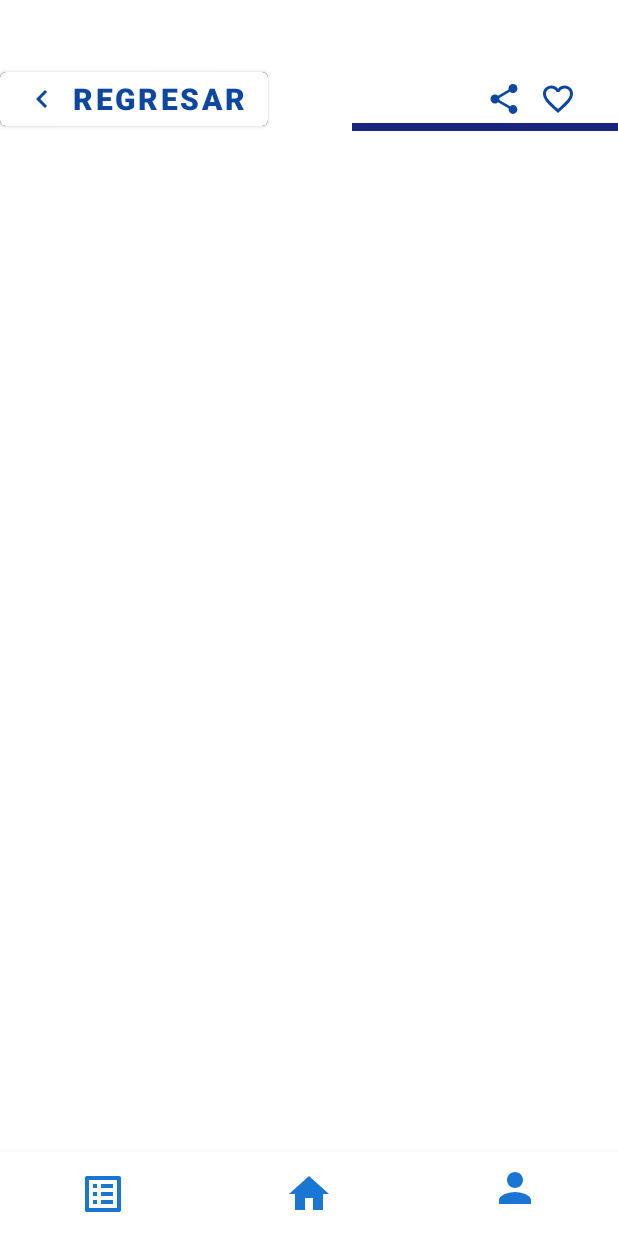
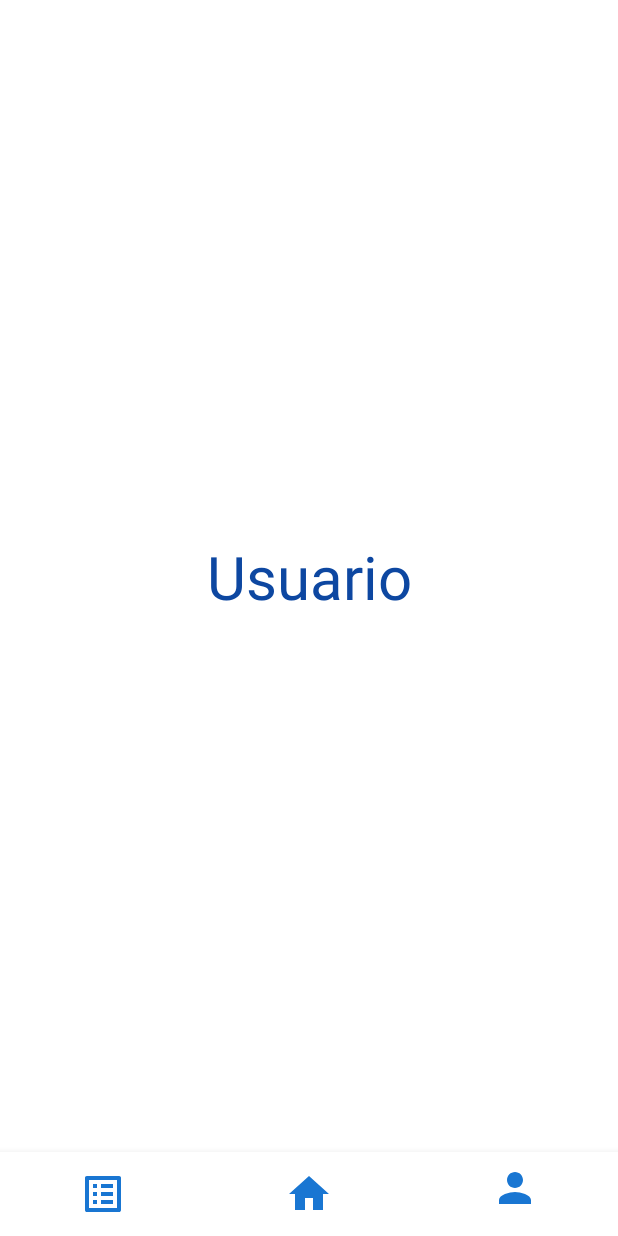
Before and after one commit to FabianGC0610/Kodemia_Fabian, an Android app: the HomeActivity screen opened directly, with no data from a screen before it, item 3 of the bottom bar chosen, on a phone screen of 412 x 824 dp. Run offline under Robolectric (Android 15) with nearby library versions, the phone set to English and light mode, and no system bars.

Commit message:
Poco avance

```diff
--- a/app/src/main/AndroidManifest.xml
+++ b/app/src/main/AndroidManifest.xml
@@ -9,6 +9,9 @@
         android:roundIcon="@mipmap/ic_launcher_round"
         android:supportsRtl="true"
         android:theme="@style/Theme.Bookodemia">
+        <activity
+            android:name=".DetailsActivity"
+            android:exported="false" />
         <activity
             android:name=".BookDetailsActivity"
             android:exported="false" />
@@ -27,10 +30,9 @@
                 <category android:name="android.intent.category.LAUNCHER" />
             </intent-filter>
         </activity>
-
         <activity
             android:name=".MainActivity"
-            android:exported="false"/>
+            android:exported="false" />
     </application>
 
 </manifest>
--- a/app/src/main/java/mx/kodemia/bookodemia/HomeActivity.kt
+++ b/app/src/main/java/mx/kodemia/bookodemia/HomeActivity.kt
@@ -4,6 +4,7 @@
 import androidx.appcompat.app.AppCompatActivity
 import android.os.Bundle
 import androidx.fragment.app.Fragment
+import androidx.fragment.app.FragmentManager
 import com.google.android.material.card.MaterialCardView
 import kotlinx.android.synthetic.main.activity_home.*
 import kotlinx.android.synthetic.main.fragment_details.*
@@ -20,7 +21,7 @@
         val detailsFragment = DetailsFragment()
 
         bottomNavigationView.setOnItemSelectedListener {
-            when(it.itemId){
+            when (it.itemId) {
                 R.id.nav_list -> {
                     setCurrentFragment(listFragment)
                     true
@@ -30,29 +31,18 @@
                     true
                 }
                 R.id.nav_user -> {
-                    setCurrentFragment(detailsFragment)
+                    setCurrentFragment(userFragment)
                     true
                 }
                 else -> false
             }
         }
-
-        /*
-        cardView_item_home.setOnClickListener {
-            setCurrentFragment(detailsFragment)
-        }
-
-        text_return.setOnClickListener{
-            setCurrentFragment(homeFragment)
-        }
-        */
     }
 
-    private fun setCurrentFragment(fragment: Fragment){
+    fun setCurrentFragment(fragment: Fragment) {
         supportFragmentManager.beginTransaction().apply {
-            replace(R.id.ContainerView,fragment)
+            replace(R.id.ContainerView, fragment)
             commit()
         }
     }
-
 }
--- a/app/src/main/res/layout/fragment_home.xml
+++ b/app/src/main/res/layout/fragment_home.xml
@@ -185,6 +185,7 @@
         app:layout_constraintEnd_toEndOf="parent"
         app:layout_constraintHorizontal_bias="0.0"
         app:layout_constraintStart_toStartOf="parent"
-        app:layout_constraintTop_toBottomOf="@+id/textView2" />
+        app:layout_constraintTop_toBottomOf="@+id/textView2"
+        app:layout_constraintVertical_bias="0.0" />
 
 </androidx.constraintlayout.widget.ConstraintLayout>
--- a/app/src/main/res/menu/bottom_menu.xml
+++ b/app/src/main/res/menu/bottom_menu.xml
@@ -11,5 +11,4 @@
     <item android:id="@+id/nav_user"
         android:title=""
         android:icon="@drawable/ic_person"/>
-
 </menu>
```
Also changed, not shown: app/src/main/java/mx/kodemia/bookodemia/DetailsActivity.kt (added, +18 -0 lines), app/src/main/java/mx/kodemia/bookodemia/adapters/RecyclerViewHome.kt (+6 -4 lines), app/src/main/res/layout/activity_details.xml (added, +18 -0 lines).
